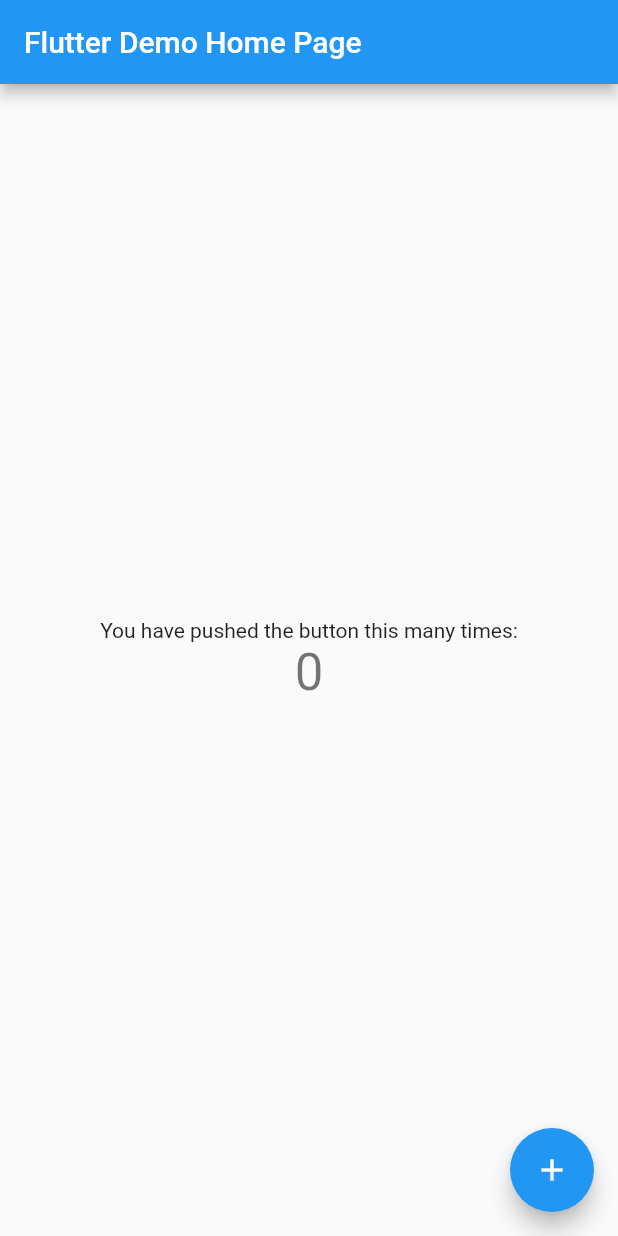
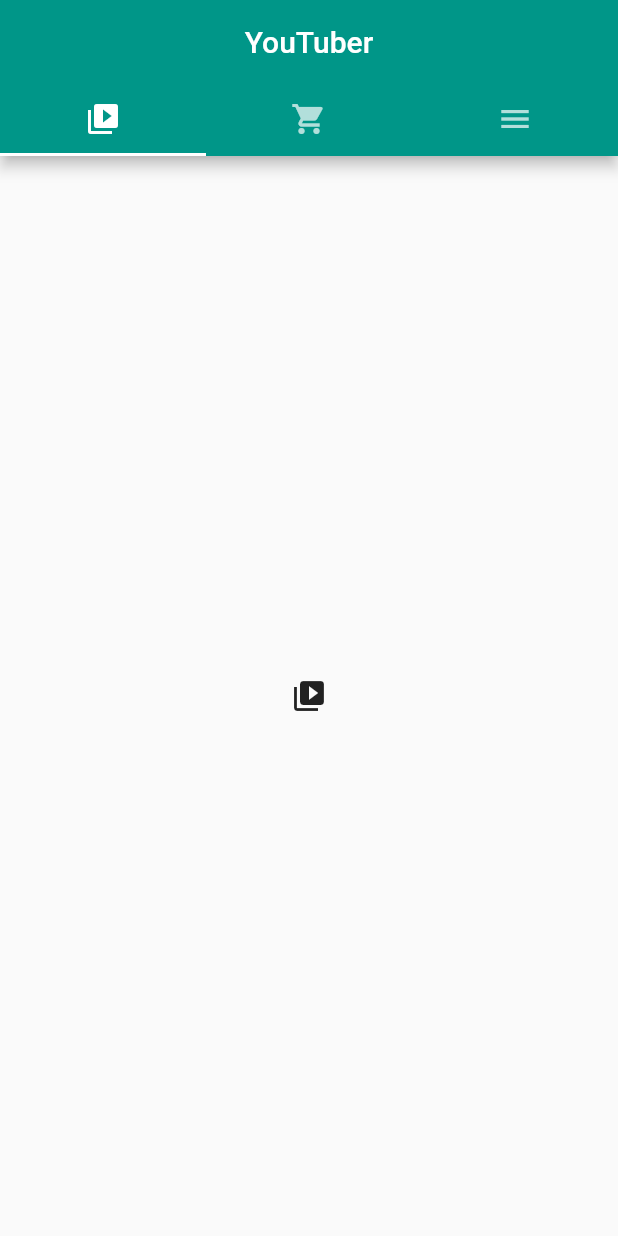
Before and after one commit to MAAN11322/youtuber, a Flutter app: the screen it shows after launch, on a phone screen of 412 x 824 dp. Run offline on Flutter 3.47's test engine with Material 2 defaults, Android fonts, the phone set to English and light mode, and no system bars.

Commit message:
First Basic UI

```diff
--- /dev/null
+++ b/lib/home.dart
@@ -0,0 +1,32 @@
+import 'package:flutter/material.dart';
+
+class Home extends StatefulWidget {
+  const Home({Key? key}) : super(key: key);
+
+  @override
+  _HomeState createState() => _HomeState();
+}
+
+class _HomeState extends State<Home> {
+  @override
+  Widget build(BuildContext context) {
+    return DefaultTabController(length: 3, child: Scaffold(
+      appBar: AppBar(
+        centerTitle: true,
+        title: const Text("YouTuber"),
+        bottom: const TabBar(
+          tabs: [
+            Tab(icon: Icon(Icons.video_collection)),
+            Tab(icon: Icon(Icons.shopping_cart)),
+            Tab(icon: Icon(Icons.menu)),
+          ],
+        ),
+      ),
+     body: const TabBarView(children: [
+       Icon(Icons.video_collection),
+       Icon(Icons.shopping_cart),
+       Icon(Icons.menu),
+     ])
+    ));
+  }
+}
--- a/lib/main.dart
+++ b/lib/main.dart
@@ -1,4 +1,5 @@
 import 'package:flutter/material.dart';
+import 'package:youtuber/home.dart';
 
 void main() {
   runApp(const MyApp());
@@ -11,105 +12,8 @@ class MyApp extends StatelessWidget {
   @override
   Widget build(BuildContext context) {
     return MaterialApp(
-      title: 'Flutter Demo',
-      theme: ThemeData(
-        // This is the theme of your application.
-        //
-        // Try running your application with "flutter run". You'll see the
-        // application has a blue toolbar. Then, without quitting the app, try
-        // changing the primarySwatch below to Colors.green and then invoke
-        // "hot reload" (press "r" in the console where you ran "flutter run",
-        // or simply save your changes to "hot reload" in a Flutter IDE).
-        // Notice that the counter didn't reset back to zero; the application
-        // is not restarted.
-        primarySwatch: Colors.blue,
-      ),
-      home: const MyHomePage(title: 'Flutter Demo Home Page'),
+      theme: ThemeData(primarySwatch: Colors.teal),
+      home: const Home(),
     );
   }
 }
-
-class MyHomePage extends StatefulWidget {
-  const MyHomePage({Key? key, required this.title}) : super(key: key);
-
-  // This widget is the home page of your application. It is stateful, meaning
-  // that it has a State object (defined below) that contains fields that affect
-  // how it looks.
-
-  // This class is the configuration for the state. It holds the values (in this
-  // case the title) provided by the parent (in this case the App widget) and
-  // used by the build method of the State. Fields in a Widget subclass are
-  // always marked "final".
-
-  final String title;
-
-  @override
-  State<MyHomePage> createState() => _MyHomePageState();
-}
-
-class _MyHomePageState extends State<MyHomePage> {
-  int _counter = 0;
-
-  void _incrementCounter() {
-    setState(() {
-      // This call to setState tells the Flutter framework that something has
-      // changed in this State, which causes it to rerun the build method below
-      // so that the display can reflect the updated values. If we changed
-      // _counter without calling setState(), then the build method would not be
-      // called again, and so nothing would appear to happen.
-      _counter++;
-    });
-  }
-
-  @override
-  Widget build(BuildContext context) {
-    // This method is rerun every time setState is called, for instance as done
-    // by the _incrementCounter method above.
-    //
-    // The Flutter framework has been optimized to make rerunning build methods
-    // fast, so that you can just rebuild anything that needs updating rather
-    // than having to individually change instances of widgets.
-    return Scaffold(
-      appBar: AppBar(
-        // Here we take the value from the MyHomePage object that was created by
-        // the App.build method, and use it to set our appbar title.
-        title: Text(widget.title),
-      ),
-      body: Center(
-        // Center is a layout widget. It takes a single child and positions it
-        // in the middle of the parent.
-        child: Column(
-          // Column is also a layout widget. It takes a list of children and
-          // arranges them vertically. By default, it sizes itself to fit its
-          // children horizontally, and tries to be as tall as its parent.
-          //
-          // Invoke "debug painting" (press "p" in the console, choose the
-          // "Toggle Debug Paint" action from the Flutter Inspector in Android
-          // Studio, or the "Toggle Debug Paint" command in Visual Studio Code)
-          // to see the wireframe for each widget.
-          //
-          // Column has various properties to control how it sizes itself and
-          // how it positions its children. Here we use mainAxisAlignment to
-          // center the children vertically; the main axis here is the vertical
-          // axis because Columns are vertical (the cross axis would be
-          // horizontal).
-          mainAxisAlignment: MainAxisAlignment.center,
-          children: <Widget>[
-            const Text(
-              'You have pushed the button this many times:',
-            ),
-            Text(
-              '$_counter',
-              style: Theme.of(context).textTheme.headline4,
-            ),
-          ],
-        ),
-      ),
-      floatingActionButton: FloatingActionButton(
-        onPressed: _incrementCounter,
-        tooltip: 'Increment',
-        child: const Icon(Icons.add),
-      ), // This trailing comma makes auto-formatting nicer for build methods.
-    );
-  }
-}
```
